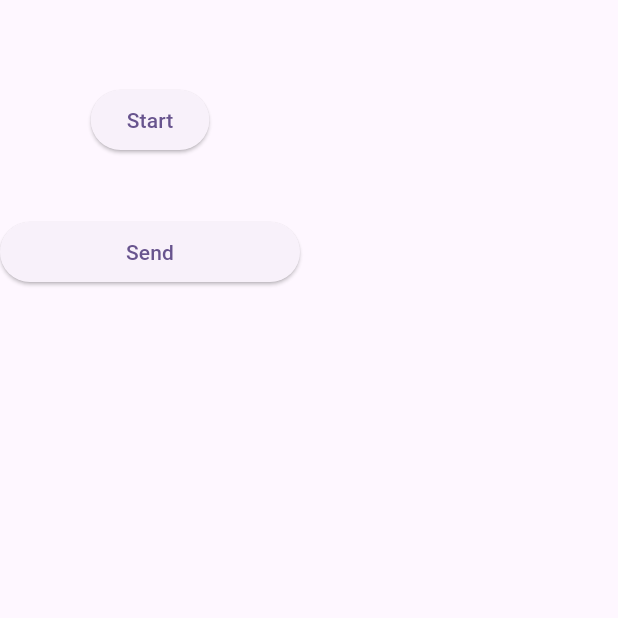
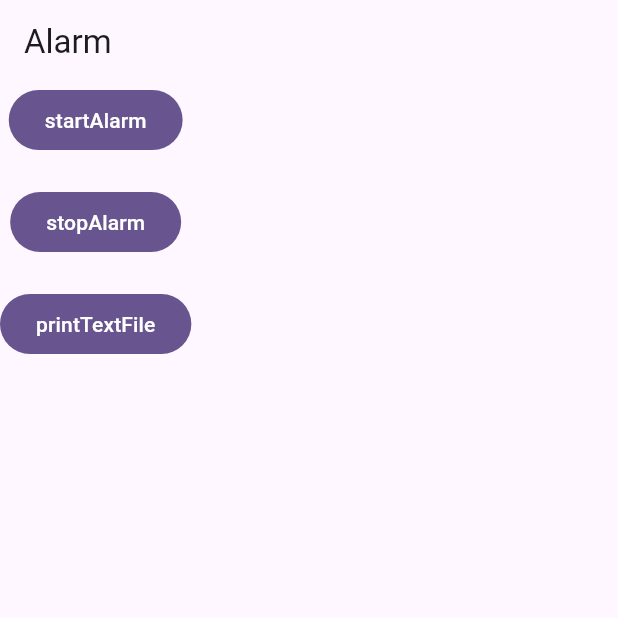
Before and after one commit to appsbykuldeep/stackoverflow_ans, a Flutter app: the screen it shows after launch, on a phone screen of 412 x 824 dp, the top half of it. Run offline on Flutter 3.47's test engine with Material 3 defaults, Android fonts, the phone set to English and light mode, and no system bars; our stand-ins replace open_filex, pdf, permission_handler, screenshot; missing offline and left inert: android_alarm_manager_plus.

Commit message:
commit by kd

```diff
--- /dev/null
+++ b/lib/features/android_alarm/presentation/screens/android_alarm_screen.dart
@@ -0,0 +1,46 @@
+// Auto generated.
+
+import 'package:flutter/material.dart';
+import 'package:stackoverflow_ans/extensions/num_ext.dart';
+import 'package:stackoverflow_ans/features/android_alarm/presentation/utils/android_alarm_util.dart';
+
+class AndroidAlarmScreen extends StatefulWidget {
+  const AndroidAlarmScreen({super.key});
+
+  @override
+  State<AndroidAlarmScreen> createState() => _AndroidAlarmScreenState();
+}
+
+class _AndroidAlarmScreenState extends State<AndroidAlarmScreen> {
+  AndroidAlarmUtil util = AndroidAlarmUtil();
+
+  @override
+  Widget build(BuildContext context) {
+    return Scaffold(
+      appBar: AppBar(
+        title: const Text("Alarm"),
+      ),
+      body: SingleChildScrollView(
+        child: Column(
+          children: [
+            FilledButton(
+              onPressed: util.startAlarm,
+              child: const Text("startAlarm"),
+            ),
+            20.heightBox,
+            FilledButton(
+              onPressed: util.stopAlarm,
+              child: const Text("stopAlarm"),
+            ),
+            20.heightBox,
+            FilledButton(
+              onPressed: util.printTextFile,
+              child: const Text("printTextFile"),
+            ),
+            20.heightBox,
+          ],
+        ),
+      ),
+    );
+  }
+}
--- /dev/null
+++ b/lib/features/android_alarm/presentation/utils/android_alarm_util.dart
@@ -0,0 +1,48 @@
+import 'dart:developer' as dev;
+import 'dart:io';
+import 'dart:isolate';
+
+import 'package:android_alarm_manager_plus/android_alarm_manager_plus.dart';
+import 'package:path_provider/path_provider.dart';
+
+class AndroidAlarmUtil {
+  final helloAlarmID = 0;
+  Future<void> startAlarm() async {
+    final status = await AndroidAlarmManager.periodic(
+        const Duration(minutes: 1), helloAlarmID, printHello);
+    dev.log("startAlarm :: $status :: $helloAlarmID");
+  }
+
+  Future<void> stopAlarm() async {
+    final status = await AndroidAlarmManager.cancel(helloAlarmID);
+    dev.log("stopAlarm :: $status :: $helloAlarmID");
+  }
+
+  Future<void> printTextFile() async {
+    final file = await _getTextFile();
+    final text = await file.readAsString();
+    dev.log("printTextFile::\n$text");
+  }
+
+  void init() {}
+}
+
+Future<File> _getTextFile() async {
+  final path = "${(await getApplicationDocumentsDirectory()).path}/test.text";
+  final file = File(path);
+  return file;
+}
+
+@pragma('vm:entry-point')
+void printHello() async {
+  final file = await _getTextFile();
+  final DateTime now = DateTime.now();
+  final int isolateId = Isolate.current.hashCode;
+  final message =
+      "[$now] Hello, world! isolate=$isolateId function='$printHello'";
+  await file.writeAsString(
+    message,
+    mode: FileMode.append,
+  );
+  dev.log(message);
+}
--- a/lib/main.dart
+++ b/lib/main.dart
@@ -1,10 +1,12 @@
+import 'package:android_alarm_manager_plus/android_alarm_manager_plus.dart';
 import 'package:flutter/material.dart';
 import 'package:stackoverflow_ans/classes/permission_class.dart';
-import 'package:stackoverflow_ans/isolate/isolate_test_screen.dart';
+import 'package:stackoverflow_ans/features/android_alarm/presentation/screens/android_alarm_screen.dart';
 
 Future<void> main() async {
   WidgetsFlutterBinding.ensureInitialized();
   await AppPermissions.checkInstallPackage();
+  await AndroidAlarmManager.initialize();
   runApp(const MyApp());
 }
 
@@ -35,7 +37,8 @@ class MyApp extends StatelessWidget {
         colorScheme: ColorScheme.fromSeed(seedColor: Colors.deepPurple),
         useMaterial3: true,
       ),
-      home: const IsolateTestScreen(),
+      home: const AndroidAlarmScreen(),
+      // home: const IsolateTestScreen(),
     );
   }
 }
--- a/pubspec.yaml
+++ b/pubspec.yaml
@@ -44,6 +44,7 @@ dependencies:
   firebase_ui_firestore: ^1.6.2
   esc_pos_utils_plus: ^2.0.3
   image: ^4.2.0
+  android_alarm_manager_plus: ^4.0.4
 
 dev_dependencies:
   flutter_test:
```
Also changed, not shown: pubspec.lock, 3 other files.
